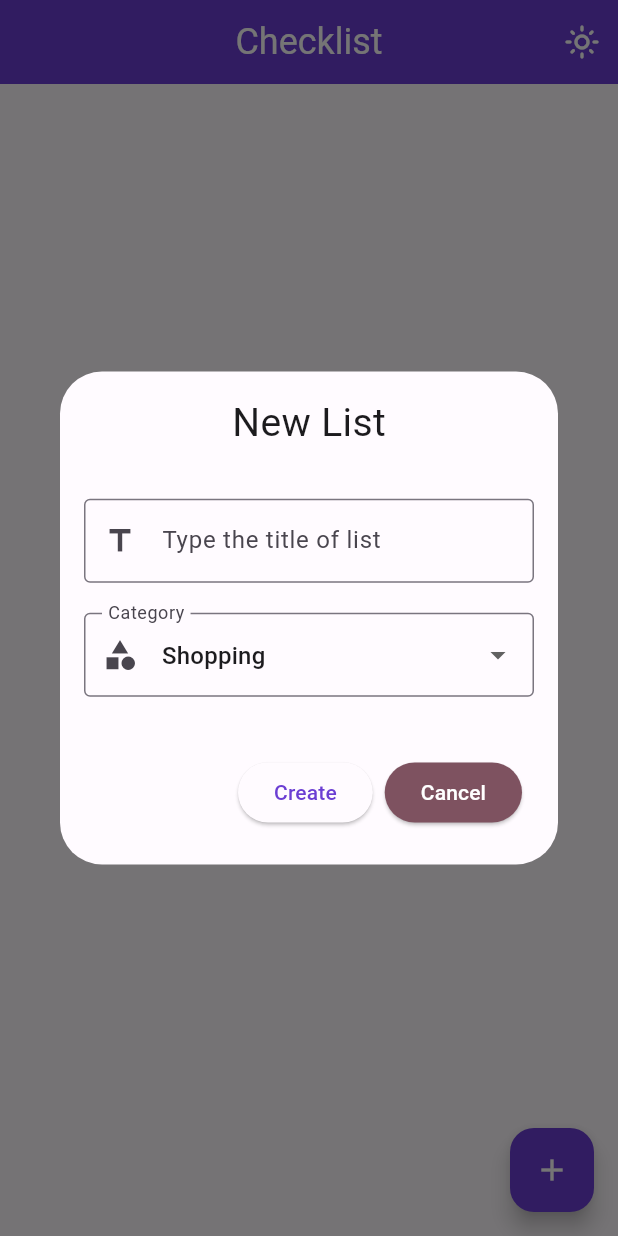
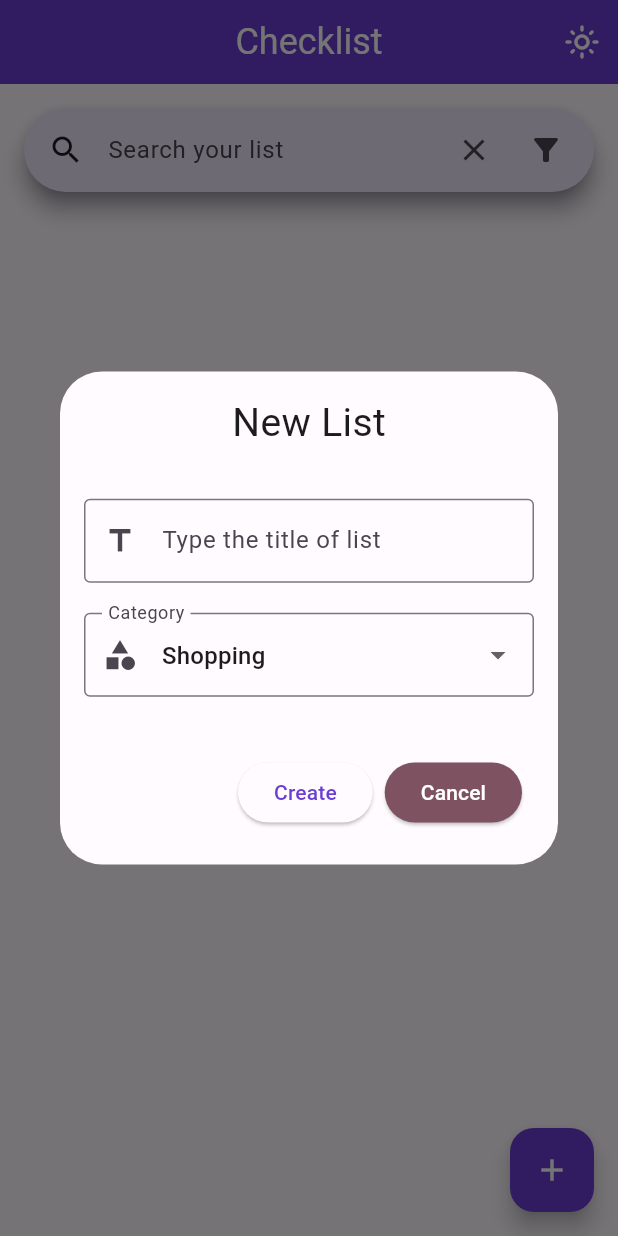
Before and after one commit to mugiwarajeff/checklist, a Flutter app: the screen it shows after launch, after a tap on the "add" icon, on a phone screen of 412 x 824 dp. Run offline on Flutter 3.47's test engine with Material 3 defaults, Android fonts, the light colour scheme and no system bars; our stand-ins replace equatable, flutter_mobx, mobx, sqflite; missing offline and left inert: flutter_auto_cache; accounts and stored records are empty; generated files the repository leaves out were written again.

Commit message:
adding filters to checklist

```diff
--- a/lib/app/features/checklist/checklist/checklist_view.dart
+++ b/lib/app/features/checklist/checklist/checklist_view.dart
@@ -1,5 +1,6 @@
 import 'package:checklist/app/features/checklist/checklist/controllers/checklist_controller.dart';
 import 'package:checklist/app/features/checklist/checklist/models/checklist.dart';
+import 'package:checklist/app/features/checklist/checklist/widgets/checklist_filter_dialog.dart';
 import 'package:checklist/app/features/checklist/checklist/widgets/checklist_form_dialog.dart';
 import 'package:checklist/app/features/checklist/checklist/widgets/checklist_card.dart';
 import 'package:checklist/app/features/checklist/checklist/widgets/painters/edit_area_painter.dart';
@@ -18,10 +19,12 @@ class CheckListView extends StatefulWidget {
 }
 
 class _CheckListViewState extends State<CheckListView> {
+  final TextEditingController searchText = TextEditingController();
   bool isDragging = false;
 
   @override
   Widget build(BuildContext context) {
+    final String searchHint = AppLocalizations.of(context)!.searchYourList;
     final String confirmButton = AppLocalizations.of(context)!.confirm;
     final String cancelButton = AppLocalizations.of(context)!.cancel;
     final String confirmationText =
@@ -77,6 +80,42 @@ class _CheckListViewState extends State<CheckListView> {
               children: [
                 Padding(
                   padding: const EdgeInsets.all(8.0),
+                  child: Column(
+                    children: [
+                      Padding(
+                        padding: const EdgeInsets.all(8.0),
+                        child: SearchBar(
+                          controller: searchText,
+                          hintText: searchHint,
+                          onChanged: (value) {
+                            checkListController.setSearchText(value);
+                          },
+                          leading: const Padding(
+                            padding: EdgeInsets.all(8.0),
+                            child: Icon(Icons.search),
+                          ),
+                          trailing: [
+                            IconButton(
+                                onPressed: () {
+                                  checkListController.setSearchText("");
+                                  searchText.text = "";
+                                },
+                                icon: const Icon(Icons.close)),
+                            IconButton(
+                                onPressed: () {
+                                  showDialog(
+                                      context: context,
+                                      builder: (context) =>
+                                          ChecklistFilterDialog(
+                                              checkListController:
+                                                  checkListController));
+                                },
+                                icon: const Icon(Icons.filter_alt))
+                          ],
+                        ),
+                      ),
+                      Expanded(
+                        flex: 2,
                         child: Observer(
                           builder: (context) => GridView.count(
                               crossAxisSpacing: crossSpacin,
@@ -87,17 +126,23 @@ class _CheckListViewState extends State<CheckListView> {
                                         onDragStarted: () => setState(() {
                                           isDragging = true;
                                         }),
-                                  onDraggableCanceled: (_, __) => setState(() {
+                                        onDraggableCanceled: (_, __) =>
+                                            setState(() {
                                           isDragging = false;
                                         }),
                                         onDragCompleted: () => setState(() {
                                           isDragging = false;
                                         }),
                                         data: checklist,
-                                  feedback: CheckListCard(checkList: checklist),
-                                  child: CheckListCard(checkList: checklist),
+                                        feedback:
+                                            CheckListCard(checkList: checklist),
+                                        child:
+                                            CheckListCard(checkList: checklist),
                                       ))
                                   .toList()),
+                        ),
+                      ),
+                    ],
                   ),
                 ),
                 Align(
--- a/lib/app/features/checklist/checklist/dao/checklist_dao.dart
+++ b/lib/app/features/checklist/checklist/dao/checklist_dao.dart
@@ -1,7 +1,8 @@
+import 'package:checklist/app/features/checklist/checklist/enum/checklist_category.dart';
 import 'package:checklist/app/features/checklist/checklist/models/checklist.dart';
 
 abstract class ChecklistDAO {
-  Future<List<CheckList>> getAll();
+  Future<List<CheckList>> getAll(ChecklistCategory? checklistCategoryFilter);
 
   Future<int> insert(CheckList checkList);
 
--- a/lib/app/features/checklist/checklist/dao/checklist_dao_sqflite.dart
+++ b/lib/app/features/checklist/checklist/dao/checklist_dao_sqflite.dart
@@ -1,4 +1,5 @@
 import 'package:checklist/app/features/checklist/checklist/dao/checklist_dao.dart';
+import 'package:checklist/app/features/checklist/checklist/enum/checklist_category.dart';
 import 'package:checklist/app/features/checklist/checklist/models/checklist.dart';
 import 'package:checklist/app/shared/database/database_helper.dart';
 import 'package:sqflite/sqflite.dart';
@@ -25,10 +26,16 @@ class CheckListDaoSqFlite implements ChecklistDAO {
   }
 
   @override
-  Future<List<CheckList>> getAll() async {
+  Future<List<CheckList>> getAll(
+      ChecklistCategory? checklistCategoryFilter) async {
     Database database = await DatabaseHelper.instance;
 
-    List<Map<String, Object?>> queryResult = await database.query(_tableName);
+    String? whereClause = checklistCategoryFilter == null
+        ? null
+        : "$_category = '${checklistCategoryFilter.name}'";
+
+    List<Map<String, Object?>> queryResult =
+        await database.query(_tableName, where: whereClause);
 
     List<CheckList> checklists =
         queryResult.map((mapItem) => CheckList.fromJson(mapItem)).toList();
--- a/lib/app/features/checklist/checklist/enum/checklist_category.dart
+++ b/lib/app/features/checklist/checklist/enum/checklist_category.dart
@@ -1 +1 @@
-enum ChecklistCategory { shopping, house, work, study, others }
+enum ChecklistCategory { shopping, market, house, work, study, others }
--- /dev/null
+++ b/lib/app/features/checklist/checklist/utils/checklist_utils.dart
@@ -0,0 +1,30 @@
+import 'package:checklist/app/features/checklist/checklist/enum/checklist_category.dart';
+import 'package:flutter_gen/gen_l10n/app_localizations.dart';
+
+class ChecklistUtils {
+  static String translateCategory(
+      ChecklistCategory category, AppLocalizations appLocalizations) {
+    final String shoppingText = appLocalizations.shopping;
+    final String houseText = appLocalizations.house;
+
+    final String workText = appLocalizations.work;
+    final String studyText = appLocalizations.study;
+    final String othersText = appLocalizations.others;
+    final String marketText = appLocalizations.market;
+
+    switch (category) {
+      case ChecklistCategory.shopping:
+        return shoppingText;
+      case ChecklistCategory.house:
+        return houseText;
+      case ChecklistCategory.work:
+        return workText;
+      case ChecklistCategory.study:
+        return studyText;
+      case ChecklistCategory.others:
+        return othersText;
+      case ChecklistCategory.market:
+        return marketText;
+    }
+  }
+}
--- a/lib/app/features/checklist/checklist/widgets/checklist_form_dialog.dart
+++ b/lib/app/features/checklist/checklist/widgets/checklist_form_dialog.dart
@@ -2,6 +2,7 @@ import 'package:checklist/app/features/checklist/checklist/controllers/checklist
 import 'package:checklist/app/features/checklist/checklist/enum/checklist_category.dart';
 import 'package:checklist/app/features/checklist/checklist/models/checklist.dart';
 import 'package:checklist/app/features/checklist/checklist/models/value_objects/checklist_title.dart';
+import 'package:checklist/app/features/checklist/checklist/utils/checklist_utils.dart';
 import 'package:flutter/material.dart';
 import 'package:flutter_gen/gen_l10n/app_localizations.dart';
 import 'package:provider/provider.dart';
@@ -34,28 +35,6 @@ class ChecklistFormDialog extends StatelessWidget {
 
     final String categoryText = AppLocalizations.of(context)!.category;
     final String categoryHint = AppLocalizations.of(context)!.categoryHint;
-
-    final String shoppingText = AppLocalizations.of(context)!.shopping;
-    final String houseText = AppLocalizations.of(context)!.house;
-
-    final String workText = AppLocalizations.of(context)!.work;
-    final String studyText = AppLocalizations.of(context)!.study;
-    final String othersText = AppLocalizations.of(context)!.others;
-
-    String translateCategory(ChecklistCategory category) {
-      switch (category) {
-        case ChecklistCategory.shopping:
-          return shoppingText;
-        case ChecklistCategory.house:
-          return houseText;
-        case ChecklistCategory.work:
-          return workText;
-        case ChecklistCategory.study:
-          return studyText;
-        case ChecklistCategory.others:
-          return othersText;
-      }
-    }
 
     const double contentPadding = 16;
     return Dialog(
@@ -105,7 +84,8 @@ class ChecklistFormDialog extends StatelessWidget {
                         items: ChecklistCategory.values
                             .map((category) => DropdownMenuItem(
                                   value: category,
-                                  child: Text(translateCategory(category)),
+                                  child: Text(ChecklistUtils.translateCategory(
+                                      category, AppLocalizations.of(context)!)),
                                 ))
                             .toList(),
                         onChanged: (value) {
--- a/lib/app/shared/l10n/app_en.arb
+++ b/lib/app/shared/l10n/app_en.arb
@@ -31,9 +31,13 @@
     "categoryHint": "Select Category",
     "shopping": "Shopping",
     "house": "House",
+    "market": "Market",
     "work": "Work",
     "study": "Study",
     "others": "Others",
     "titleItem": "Title of Item",
-    "wasNotPossibleToUpdate": "Was not possible to create or update because already exists an item with this title"
+    "wasNotPossibleToUpdate": "Was not possible to create or update because already exists an item with this title",
+    "searchYourList": "Search your list",
+    "closePage": "Close",
+     "checklistFilter": "Checklist Filter"
 }
--- a/lib/app/shared/l10n/app_pt.arb
+++ b/lib/app/shared/l10n/app_pt.arb
@@ -32,8 +32,12 @@
     "shopping": "Compras",
     "house": "Casa",
     "work": "Trabalho",
+    "market": "Mercado",
     "study": "Estudos",
     "others": "Outros",
     "titleItem": "Titulo do item",
-    "wasNotPossibleToUpdate": "Não foi possivel criar ou atualizar pois já existe outro item com esse nome"
+    "wasNotPossibleToUpdate": "Não foi possivel criar ou atualizar pois já existe outro item com esse nome",
+    "searchYourList": "Pesquise sua Listinha",
+    "closePage": "Fechar",
+      "checklistFilter": "Filtro de Listinha"
 }
--- a/lib/app/shared/theme/app_theme.dart
+++ b/lib/app/shared/theme/app_theme.dart
@@ -13,6 +13,9 @@ class AppTheme {
             color: lightColorScheme.onPrimary,
             fontSize: 24,
           )),
+      searchBarTheme: SearchBarThemeData(
+          shadowColor: WidgetStatePropertyAll(lightColorScheme.secondary),
+          surfaceTintColor: WidgetStatePropertyAll(lightColorScheme.primary)),
       floatingActionButtonTheme: FloatingActionButtonThemeData(
         foregroundColor: lightColorScheme.onPrimary,
         backgroundColor: lightColorScheme.primary,
```
Also changed, not shown: lib/app/features/checklist/checklist/controllers/checklist_controller.dart (+38 -9 lines), lib/app/features/checklist/checklist/widgets/checklist_filter_dialog.dart (added, +74 -0 lines), lib/app/features/checklist/checklist/controllers/checklist_controller.g.dart, 1 other file. Lines whose indentation alone changed are shown as unchanged.
